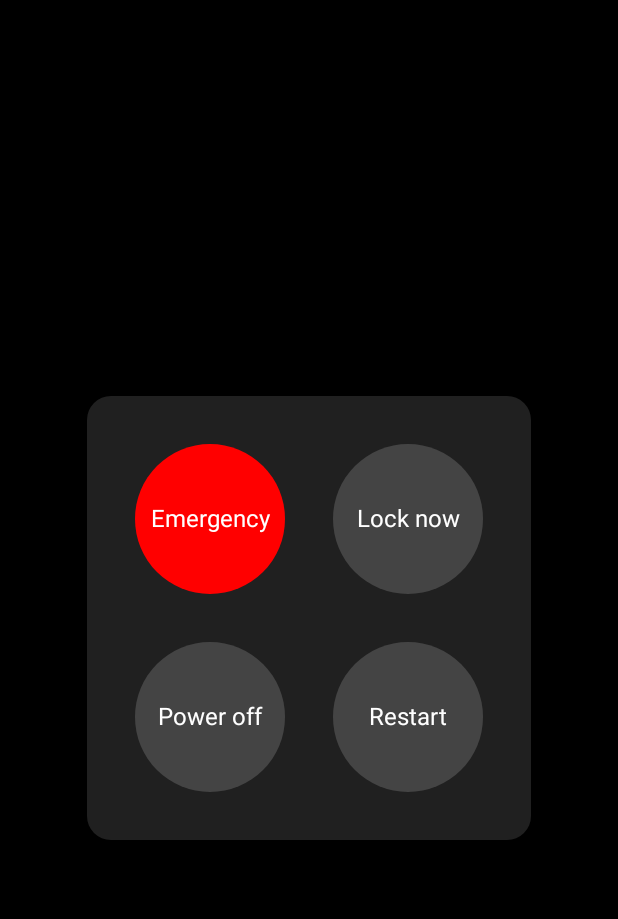
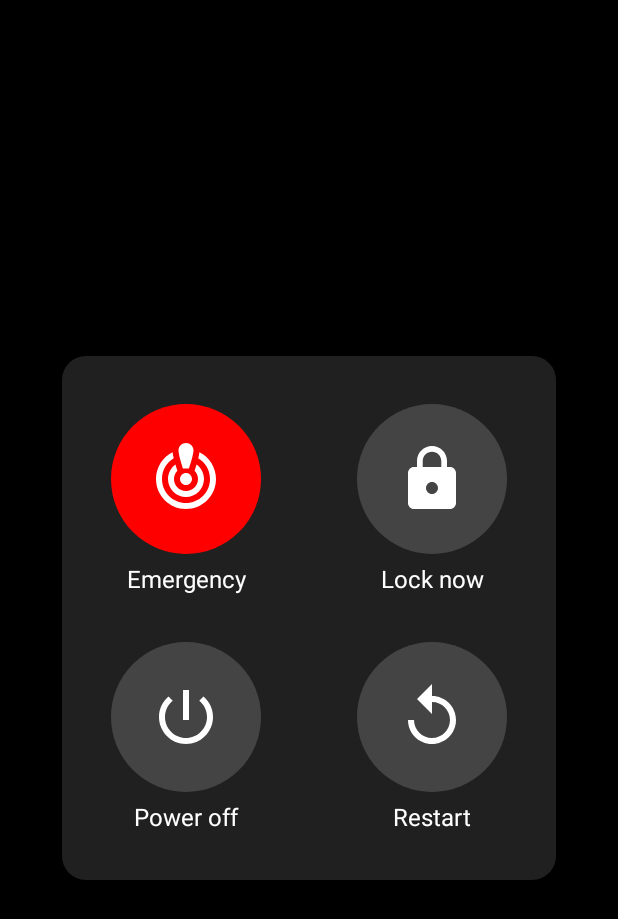
Before and after one commit to ibfavas/Sentinal-X, an Android app built with Jetpack Compose: the PowerMenuActivity screen opened directly, with no data from a screen before it, after a tap on "Lock now", on a phone screen of 412 x 824 dp. Shown: the top 919 px of the screen. Run offline under Robolectric (Android 15) with nearby library versions, the phone set to English and light mode, and no system bars.

Commit message:
Initial Commit

```diff
--- a/app/src/main/java/com/example/antitheft/PowerMenuActivity.kt
+++ b/app/src/main/java/com/example/antitheft/PowerMenuActivity.kt
@@ -1,8 +1,12 @@
 package com.example.antitheft
 
 import android.app.Activity
+import android.app.admin.DevicePolicyManager
+import android.content.ComponentName
+import android.content.Context
+import android.content.Intent
+import android.net.Uri
 import android.os.Bundle
-import android.widget.Toast
 import androidx.activity.ComponentActivity
 import androidx.activity.compose.setContent
 import androidx.compose.foundation.background
@@ -12,19 +16,31 @@ import androidx.compose.foundation.layout.Column
 import androidx.compose.foundation.layout.Row
 import androidx.compose.foundation.layout.Spacer
 import androidx.compose.foundation.layout.fillMaxSize
+import androidx.compose.foundation.layout.fillMaxWidth
 import androidx.compose.foundation.layout.height
 import androidx.compose.foundation.layout.padding
 import androidx.compose.foundation.layout.size
 import androidx.compose.foundation.layout.width
 import androidx.compose.foundation.shape.RoundedCornerShape
+import androidx.compose.material.icons.Icons
+import androidx.compose.material.icons.filled.CrisisAlert
+import androidx.compose.material.icons.filled.Lock
+import androidx.compose.material.icons.filled.PowerSettingsNew
+import androidx.compose.material.icons.filled.Replay
+import androidx.compose.material3.Icon
 import androidx.compose.material3.Text
 import androidx.compose.runtime.Composable
+import androidx.compose.runtime.getValue
+import androidx.compose.runtime.mutableStateOf
+import androidx.compose.runtime.remember
+import androidx.compose.runtime.setValue
 import androidx.compose.ui.Alignment
 import androidx.compose.ui.Modifier
 import androidx.compose.ui.graphics.Color
 import androidx.compose.ui.tooling.preview.Preview
 import androidx.compose.ui.unit.dp
 import androidx.compose.ui.unit.sp
+import com.example.antitheft.pages.FakeShutdownScreen
 
 class PowerMenuActivity : ComponentActivity() {
     override fun onCreate(savedInstanceState: Bundle?) {
@@ -37,35 +53,72 @@ class PowerMenuActivity : ComponentActivity() {
 
 @Composable
 fun PowerMenuScreen(activity: Activity) {
+    val devicePolicyManager = activity.getSystemService(Context.DEVICE_POLICY_SERVICE) as DevicePolicyManager
+    val componentName = ComponentName(activity, MyDeviceAdminReceiver::class.java)
+
+    var showShutdownScreen by remember { mutableStateOf(false) }
+
+    if (showShutdownScreen) {
+        FakeShutdownScreen(activity) {
+            if (devicePolicyManager.isAdminActive(componentName)) {
+                devicePolicyManager.lockNow()  // Puts the device to sleep
+            } else {
+                val intent = Intent(DevicePolicyManager.ACTION_ADD_DEVICE_ADMIN).apply {
+                    putExtra(DevicePolicyManager.EXTRA_DEVICE_ADMIN, componentName)
+                    putExtra(DevicePolicyManager.EXTRA_ADD_EXPLANATION, "This app needs admin access to lock the screen.")
+                }
+                activity.startActivity(intent)
+            }
+        }
+    } else {
         Box(
-        modifier = Modifier
-            .fillMaxSize()
-            .background(Color.Black), // Semi-transparent background
+            modifier = Modifier.fillMaxSize().background(Color.Black),
             contentAlignment = Alignment.Center
         ) {
             Column(
                 modifier = Modifier
+                    .fillMaxWidth(0.8f)
                     .background(Color(0xFF202020), shape = RoundedCornerShape(16.dp))
                     .padding(32.dp),
                 horizontalAlignment = Alignment.CenterHorizontally
             ) {
                 Row {
-                PowerButton("Emergency", Color.Red) { showToast(activity, "Emergency Clicked") }
-                Spacer(modifier = Modifier.width(32.dp))
-                PowerButton("Lock now", Color.DarkGray) { showToast(activity, "Lock Clicked") }
+                    PowerButton("Emergency", Color.Red, Icons.Default.CrisisAlert) {
+                        val intent = Intent(Intent.ACTION_DIAL).apply { data = Uri.parse("tel:112") }
+                        activity.startActivity(intent)
+                    }
+                    Spacer(modifier = Modifier.width(64.dp))
+                    PowerButton("Lock now", Color.DarkGray, Icons.Default.Lock) {
+                        if (devicePolicyManager.isAdminActive(componentName)) {
+                            devicePolicyManager.lockNow()
+                        } else {
+                            val intent = Intent(DevicePolicyManager.ACTION_ADD_DEVICE_ADMIN).apply {
+                                putExtra(DevicePolicyManager.EXTRA_DEVICE_ADMIN, componentName)
+                                putExtra(DevicePolicyManager.EXTRA_ADD_EXPLANATION, "This app needs admin access to lock the device.")
+                            }
+                            activity.startActivity(intent)
+                        }
+                    }
                 }
                 Spacer(modifier = Modifier.height(32.dp))
                 Row {
-                PowerButton("Power off", Color.DarkGray) { showToast(activity, "Power Off Clicked") }
-                Spacer(modifier = Modifier.width(32.dp))
-                PowerButton("Restart", Color.DarkGray) { showToast(activity, "Restart Clicked") }
+                    PowerButton("Power off", Color.DarkGray, Icons.Default.PowerSettingsNew) {
+                        showShutdownScreen = true  // Show fake shutdown animation
+                    }
+                    Spacer(modifier = Modifier.width(64.dp))
+                    PowerButton("Restart", Color.DarkGray, Icons.Default.Replay) {
+                        showShutdownScreen = true;
+                    }
+                }
             }
         }
     }
 }
 
+
 @Composable
-fun PowerButton(text: String, color: Color, onClick: () -> Unit) {
+fun PowerButton(text: String, color: Color, icon: androidx.compose.ui.graphics.vector.ImageVector, onClick: () -> Unit) {
+    Column(horizontalAlignment = Alignment.CenterHorizontally) {
         Box(
             modifier = Modifier
                 .size(100.dp)
@@ -73,12 +126,11 @@ fun PowerButton(text: String, color: Color, onClick: () -> Unit) {
                 .clickable { onClick() },
             contentAlignment = Alignment.Center
         ) {
+            Icon(imageVector = icon, contentDescription = text, tint = Color.White, modifier = Modifier.size(48.dp))
+        }
+        Spacer(modifier = Modifier.height(8.dp))
         Text(text, color = Color.White, fontSize = 16.sp)
     }
-}
-
-fun showToast(activity: Activity, message: String) {
-    Toast.makeText(activity, message, Toast.LENGTH_SHORT).show()
 }
 
 @Preview(showBackground = true)
--- a/app/src/main/res/drawable/widget_bg.xml
+++ b/app/src/main/res/drawable/widget_bg.xml
@@ -1,5 +1,5 @@
 <?xml version="1.0" encoding="utf-8"?>
 <shape xmlns:android="http://schemas.android.com/apk/res/android" android:shape="oval">
     <solid android:color="@android:color/transparent"/>
-    <size android:width="60dp" android:height="60dp"/>
+    <size android:width="50dp" android:height="50dp"/>
 </shape>
--- a/app/src/main/res/layout/widget_layout.xml
+++ b/app/src/main/res/layout/widget_layout.xml
@@ -3,7 +3,7 @@
     android:layout_width="60dp"
     android:layout_height="60dp"
     android:background="@drawable/widget_bg"
-    android:padding="4dp">
+    android:padding="1dp">
 
     <ImageView
         android:id="@+id/widget_button"
```
Also changed, not shown: app/src/main/AndroidManifest.xml (+23 -6 lines), app/src/main/java/com/example/antitheft/MyDeviceAdminReciever.kt (added, +16 -0 lines), app/src/main/java/com/example/antitheft/pages/FakeShutdownScreen.kt (added, +68 -0 lines), app/src/main/res/xml/accessibility_service_config.xml (deleted, +0 -10 lines), app/src/main/res/xml/device_admin.xml (added, +10 -0 lines), app/src/main/res/drawable/poweroff.png. Lines whose indentation alone changed are shown as unchanged.
